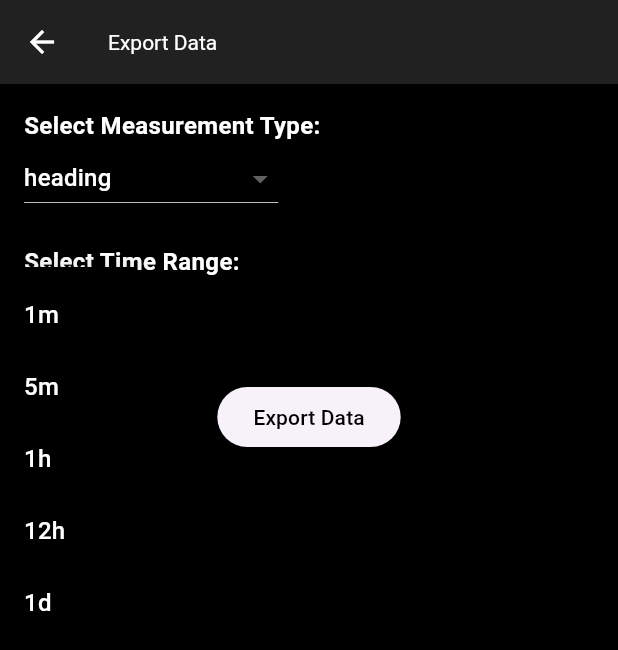
After one commit to sunny-smiles/InfluxDB-FlutterDashboard, a Flutter app: the ExportPage screen opened directly, after a tap on "1m", on a phone screen of 412 x 824 dp. The commit adds this screen. Shown: the top 650 px of the screen. Run offline on Flutter 3.47's test engine with Material 3 defaults, Android fonts, the phone set to English and light mode, and no system bars; our stand-ins replace flutter_dotenv, syncfusion_flutter_charts; missing offline and left inert: influxdb_client.

Commit message:
fix query, fix export page + navigation drawer

```diff
--- a/lib/features/measurements/data/datasources/influxdb_datasource.dart
+++ b/lib/features/measurements/data/datasources/influxdb_datasource.dart
@@ -1,6 +1,7 @@
 import 'package:influxdb_client/api.dart';
 import 'package:influxdbtesting/core/constants/env_constants.dart';
 import '../../domain/enums/measurement_type.dart';
+import 'package:http/http.dart' as http;
 
 class InfluxDBDataSource {
   Future<List<FluxRecord>> fetchMeasurements(MeasurementType type) async {
@@ -39,6 +40,44 @@ class InfluxDBDataSource {
       |> filter(fn: (r) => r["measurement_type"] == "${queryParams['measurementType']}")
       |> yield(name: "last")
     ''';
+  }
+
+  Future<List<int>> exportData(MeasurementType type, String timeRange) async {
+  // Get the query parameters dynamically based on the selected measurement type
+    final queryParams = _getQueryParameters(type);
+
+    // Build the Flux query dynamically using the selected measurement type
+    final String fluxQuery = '''
+      from(bucket: "${EnvConstants.bucket}")
+        |> range(start: ${_formatTimeRange(timeRange)})
+        |> filter(fn: (r) => r["_measurement"] == "${queryParams['measurement']}")
+        |> filter(fn: (r) => r["sensor_id"] == "${queryParams['sensorId']}")
+        |> filter(fn: (r) => r["sensor_type"] == "${queryParams['sensorType']}")
+        |> filter(fn: (r) => r["measurement_type"] == "${queryParams['measurementType']}")
+        |> filter(fn: (r) => r["_field"] == "${queryParams['field']}")
+        |> yield(name: "last")
+    ''';
+
+    // Send the request to InfluxDB
+    final uri = Uri.parse('${EnvConstants.url}/api/v2/query?org=${EnvConstants.org}');
+
+    final response = await http.post(
+      uri,
+      headers: {
+        'Authorization': 'Token ${EnvConstants.token}',
+        'Content-Type': 'application/vnd.flux',
+        'Accept': 'text/csv',
+      },
+      body: fluxQuery,
+    );
+
+    if (response.statusCode == 200) {
+      return response.bodyBytes; // Return raw bytes of the CSV data
+    } else {
+      throw Exception(
+        'Failed to fetch data. Status: ${response.statusCode}, Response: ${response.body}',
+      );
+    }
   }
 
   Map<String, String> _getQueryParameters(MeasurementType type) {
@@ -127,4 +166,21 @@ class InfluxDBDataSource {
         throw UnimplementedError('Measurement type not implemented');
     }
   }
+
+  String _formatTimeRange(String timeRange) {
+    switch (timeRange) {
+      case '1m':
+        return '-1m';
+      case '5m':
+        return '-5m';
+      case '1h':
+        return '-1h';
+      case '12h':
+        return '-12h';
+      case '1d':
+        return '-1d';
+      default:
+        return '-1m'; // Default to 1 minute
+    }
+  }
 }
--- /dev/null
+++ b/lib/features/measurements/presentation/pages/export_page.dart
@@ -0,0 +1,120 @@
+import 'package:flutter/material.dart';
+import '../../data/datasources/influxdb_datasource.dart'; // Adjust with the correct path
+import '../../domain/enums/measurement_type.dart';
+import '../../../../core/services/file_export_service.dart'; // Import the FileService
+
+class ExportPage extends StatefulWidget {
+  @override
+  _ExportPageState createState() => _ExportPageState();
+}
+
+class _ExportPageState extends State<ExportPage> {
+  MeasurementType _selectedType = MeasurementType.heading; // Default measurement type
+  String _selectedTimeRange = '1m'; // Default time range
+  final InfluxDBDataSource _dataSource = InfluxDBDataSource();
+  bool _isLoading = false; // To handle loading state
+
+  // Helper to show snackbars
+  void _showSnackBar(String message, {bool isError = false}) {
+    ScaffoldMessenger.of(context).showSnackBar(
+      SnackBar(
+        content: Text(message, style: const TextStyle(color: Colors.white)),
+        backgroundColor: isError ? Colors.red : Colors.green,
+      ),
+    );
+  }
+
+  // Function to handle export action
+  Future<void> _exportData() async {
+    setState(() {
+      _isLoading = true; // Show loading indicator
+    });
+
+    try {
+      // Fetch data from the data source
+      final data = await _dataSource.exportData(_selectedType, _selectedTimeRange);
+
+      if (data.isEmpty) {
+        _showSnackBar('No data available for export.', isError: true);
+      } else {
+        // Save the data to a CSV file using FileService
+        final filePath = await FileService.saveCSV(data);
+
+        // Notify the user of success
+        _showSnackBar('Data exported successfully!\nSaved to: $filePath');
+      }
+    } catch (e) {
+      _showSnackBar('Failed to export data: $e', isError: true);
+    } finally {
+      setState(() {
+        _isLoading = false; // Hide loading indicator
+      });
+    }
+  }
+
+  @override
+  Widget build(BuildContext context) {
+    return Scaffold(
+      appBar: AppBar(title: const Text('Export Data', style: TextStyle(color: Colors.white))),
+      body: Padding(
+        padding: const EdgeInsets.all(16.0),
+        child: Column(
+          crossAxisAlignment: CrossAxisAlignment.start,
+          children: [
+            const Text(
+              'Select Measurement Type:',
+              style: TextStyle(fontSize: 16, fontWeight: FontWeight.bold, color: Colors.white),
+            ),
+            DropdownButton<MeasurementType>(
+              dropdownColor: Colors.black, // Set dropdown background to black for contrast
+              value: _selectedType,
+              items: MeasurementType.values.map((MeasurementType type) {
+                return DropdownMenuItem<MeasurementType>(
+                  value: type,
+                  child: Text(type.toString().split('.').last, style: const TextStyle(color: Colors.white)),
+                );
+              }).toList(),
+              onChanged: (MeasurementType? newValue) {
+                setState(() {
+                  _selectedType = newValue!;
+                });
+              },
+            ),
+            const SizedBox(height: 20),
+            const Text(
+              'Select Time Range:',
+              style: TextStyle(fontSize: 16, fontWeight: FontWeight.bold, color: Colors.white),
+            ),
+            DropdownButton<String>(
+              dropdownColor: Colors.black, // Set dropdown background to black for contrast
+              value: _selectedTimeRange,
+              items: ['1m', '5m', '1h', '12h', '1d'].map((String timeRange) {
+                return DropdownMenuItem<String>(
+                  value: timeRange,
+                  child: Text(timeRange, style: const TextStyle(color: Colors.white)),
+                );
+              }).toList(),
+              onChanged: (String? newValue) {
+                setState(() {
+                  _selectedTimeRange = newValue!;
+                });
+              },
+            ),
+            const SizedBox(height: 20),
+            Center(
+              child: ElevatedButton(
+                onPressed: _isLoading ? null : _exportData,
+                child: _isLoading
+                    ? const CircularProgressIndicator(
+                        valueColor: AlwaysStoppedAnimation<Color>(Colors.white),
+                      )
+                    : const Text('Export Data', style: TextStyle(color: Colors.black)),
+              ),
+            ),
+          ],
+        ),
+      ),
+      backgroundColor: Colors.black, // Set background color to black for better contrast
+    );
+  }
+}
```
Also changed, not shown: lib/core/services/file_export_service.dart (added, +25 -0 lines), lib/features/measurements/presentation/widgets/navigation_drawer.dart (+18 -1 lines).
